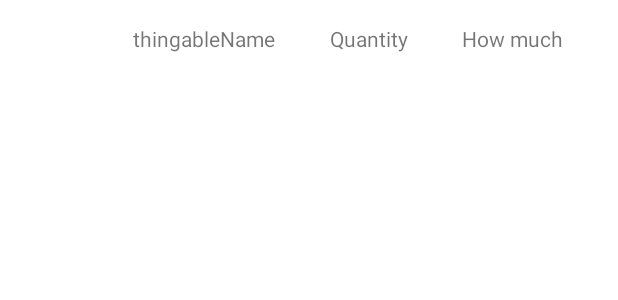
After one commit to PVOBrien/taskmaster, an Android app: the layout fragment_an_able_thing.xml on its own in the app's theme, with its tools: preview values and no code run, on a phone screen of 412 x 824 dp. The commit adds this screen. Shown: the top 300 px of the screen. Run offline under Robolectric (Android 15) with nearby library versions, the phone set to English and light mode, and no system bars.

Commit message:
day's start

```diff
--- a/app/build.gradle
+++ b/app/build.gradle
@@ -33,6 +33,7 @@ dependencies {
     implementation 'androidx.appcompat:appcompat:1.2.0'
     implementation 'com.google.android.material:material:1.2.1'
     implementation 'androidx.constraintlayout:constraintlayout:2.0.2'
+    implementation 'androidx.legacy:legacy-support-v4:1.0.0'
     testImplementation 'junit:junit:4.+'
     androidTestImplementation 'androidx.test.ext:junit:1.1.2'
     androidTestImplementation 'androidx.test.espresso:espresso-core:3.3.0'
--- a/app/src/main/AndroidManifest.xml
+++ b/app/src/main/AndroidManifest.xml
@@ -9,7 +9,8 @@
         android:roundIcon="@mipmap/ic_launcher_round"
         android:supportsRtl="true"
         android:theme="@style/Theme.Taskmaster">
-        <activity android:name=".Settings"></activity>
+        <activity android:name=".recyclerViewGeneric"></activity>
+        <activity android:name=".Settings" />
         <activity android:name=".TaskDetail" />
         <activity android:name=".AllTasks" />
         <activity android:name=".MainActivity">
--- /dev/null
+++ b/app/src/main/res/layout/fragment_an_able_thing.xml
@@ -0,0 +1,43 @@
+<?xml version="1.0" encoding="utf-8"?>
+<androidx.constraintlayout.widget.ConstraintLayout xmlns:android="http://schemas.android.com/apk/res/android"
+    xmlns:app="http://schemas.android.com/apk/res-auto"
+    xmlns:tools="http://schemas.android.com/tools"
+    android:id="@+id/frameLayout"
+    android:layout_width="match_parent"
+    android:layout_height="50dp"
+    tools:context=".AnAbleThingFragment">
+
+    <TextView
+        android:id="@+id/thingableName"
+        android:layout_width="wrap_content"
+        android:layout_height="wrap_content"
+        android:layout_marginStart="52dp"
+        android:layout_marginTop="16dp"
+        android:text="thingableName"
+        app:layout_constraintEnd_toStartOf="@+id/thingableQuantityTV"
+        app:layout_constraintHorizontal_bias="0.5"
+        app:layout_constraintStart_toStartOf="parent"
+        app:layout_constraintTop_toTopOf="parent" />
+
+    <TextView
+        android:id="@+id/thingableQuantityTV"
+        android:layout_width="wrap_content"
+        android:layout_height="wrap_content"
+        android:layout_marginTop="16dp"
+        android:text="Quantity"
+        app:layout_constraintEnd_toStartOf="@+id/howMuchThingableTV"
+        app:layout_constraintHorizontal_bias="0.5"
+        app:layout_constraintStart_toEndOf="@+id/thingableName"
+        app:layout_constraintTop_toTopOf="parent" />
+
+    <TextView
+        android:id="@+id/howMuchThingableTV"
+        android:layout_width="wrap_content"
+        android:layout_height="wrap_content"
+        android:layout_marginTop="16dp"
+        android:text="How much"
+        app:layout_constraintEnd_toEndOf="parent"
+        app:layout_constraintHorizontal_bias="0.5"
+        app:layout_constraintStart_toEndOf="@+id/thingableQuantityTV"
+        app:layout_constraintTop_toTopOf="parent" />
+</androidx.constraintlayout.widget.ConstraintLayout>
--- a/app/src/main/res/values/strings.xml
+++ b/app/src/main/res/values/strings.xml
@@ -1,3 +1,5 @@
 <resources>
     <string name="app_name">taskmaster</string>
+    <!-- TODO: Remove or change this placeholder text -->
+    <string name="hello_blank_fragment">Hello blank fragment</string>
 </resources>
```
Also changed, not shown: app/src/main/java/com/pvobrien/github/taskmaster/AnAbleThing.java (added, +13 -0 lines), app/src/main/java/com/pvobrien/github/taskmaster/AnAbleThingAdapter.java (added, +84 -0 lines), app/src/main/java/com/pvobrien/github/taskmaster/AnAbleThingFragment.java (added, +73 -0 lines), app/src/main/java/com/pvobrien/github/taskmaster/recyclerViewGeneric.java (added, +37 -0 lines), app/src/main/res/layout/activity_recycler_view_generic.xml (added, +17 -0 lines).
